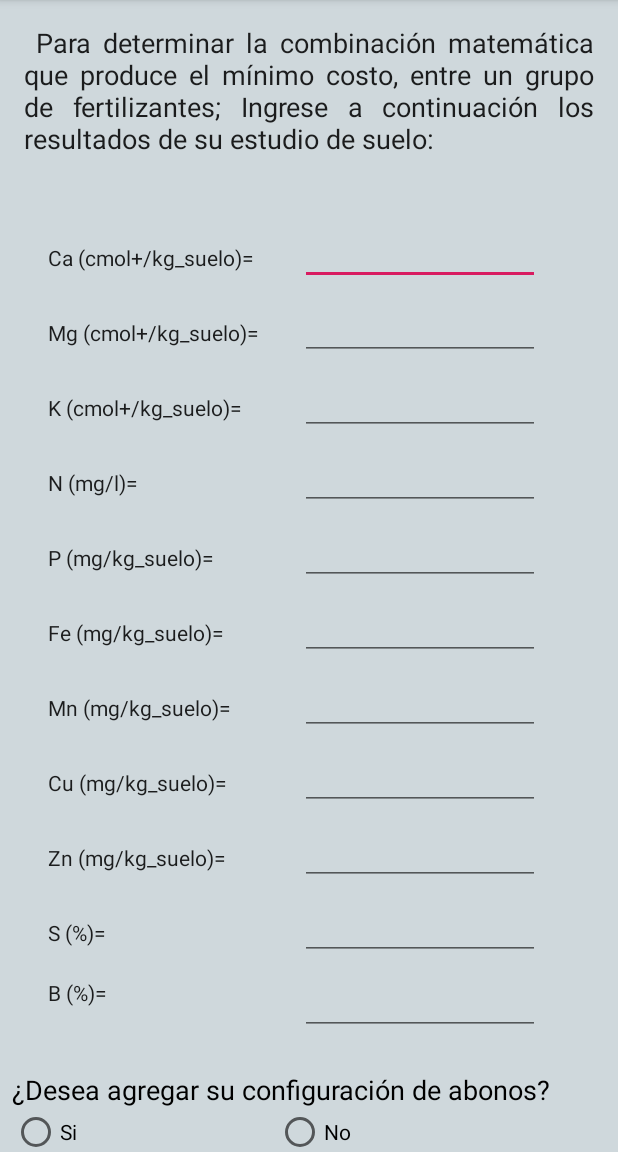
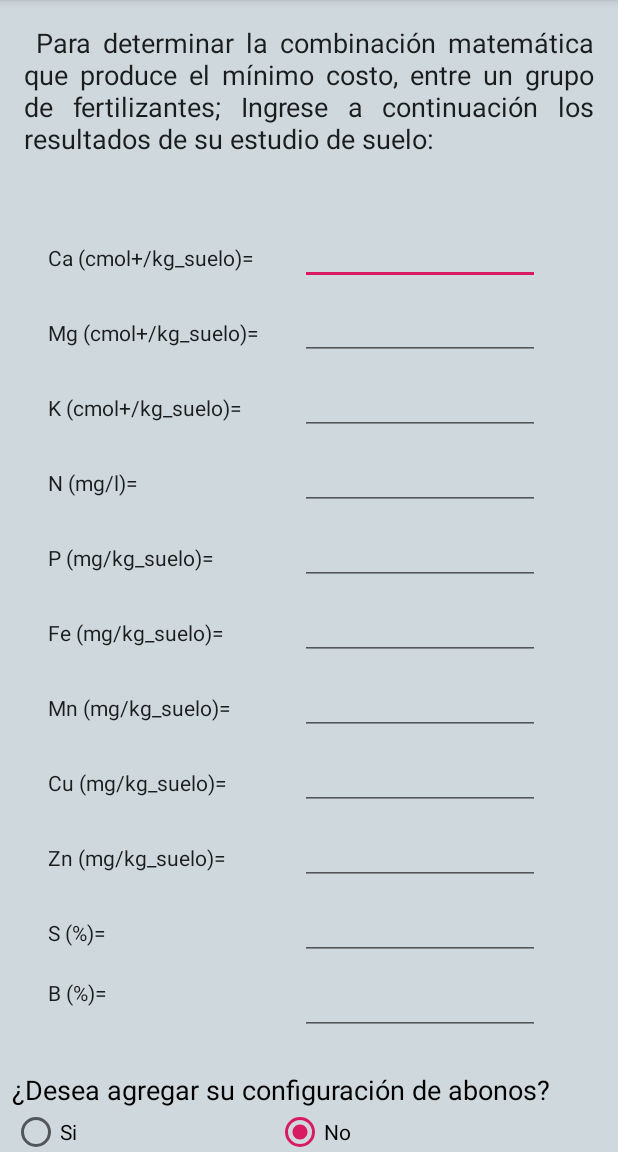
Before and after one commit to aparicioluise/ABONO-P, an Android app: the screen it shows after launch (MainActivity), on a phone screen of 412 x 824 dp, the part 84-1236 px from its top. Run offline under Robolectric (Android 15) with nearby library versions, the phone set to English and light mode, and no system bars; libraries missing offline, so code that uses them is left out: com.chaquo.python; 1 statement that could not run was skipped.

Commit message:
etapa 2 y 4, probando etapa 3

```diff
--- a/app/src/main/java/expanse/publico/abono/MainActivity.java
+++ b/app/src/main/java/expanse/publico/abono/MainActivity.java
@@ -26,6 +26,9 @@ public class MainActivity extends AppCompatActivity {
     Button Btn;
     TextView Tx1, text2;
     EditText caet, mget, ket, net, pet, feet, mnet, cuet, znet, set, bet;
+    EditText a1_nom, a1_cos, a1_ca, a1_mg, a1_k, a1_n,a1_p,a1_fe, a1_mn, a1_cu, a1_zn,a1_s, a1_b;
+    EditText a2_nom, a2_cos, a2_ca, a2_mg, a2_k, a2_n,a2_p,a2_fe, a2_mn, a2_cu, a2_zn,a2_s, a2_b;
+    EditText a3_nom, a3_cos, a3_ca, a3_mg, a3_k, a3_n,a3_p,a3_fe, a3_mn, a3_cu, a3_zn,a3_s, a3_b;
     String datos;
     String[] resultado;
     ArrayAdapter aa;
@@ -58,6 +61,48 @@ public class MainActivity extends AppCompatActivity {
         set=(EditText)findViewById(R.id.set);
         bet=(EditText)findViewById(R.id.bet);
 
+        a1_nom=(EditText)findViewById(R.id.a1_nom);
+        a1_cos=(EditText)findViewById(R.id.a1_cos);
+        a1_ca=(EditText)findViewById(R.id.a1_ca);
+        a1_mg=(EditText)findViewById(R.id.a1_mg);
+        a1_k=(EditText)findViewById(R.id.a1_k);
+        a1_n=(EditText)findViewById(R.id.a1_n);
+        a1_p=(EditText)findViewById(R.id.a1_p);
+        a1_fe=(EditText)findViewById(R.id.a1_fe);
+        a1_mn=(EditText)findViewById(R.id.a1_mn);
+        a1_cu=(EditText)findViewById(R.id.a1_cu);
+        a1_zn=(EditText)findViewById(R.id.a1_zn);
+        a1_s=(EditText)findViewById(R.id.a1_s);
+        a1_b=(EditText)findViewById(R.id.a1_b);
+
+        a2_nom=(EditText)findViewById(R.id.a2_nom);
+        a2_cos=(EditText)findViewById(R.id.a2_cos);
+        a2_ca=(EditText)findViewById(R.id.a2_ca);
+        a2_mg=(EditText)findViewById(R.id.a2_mg);
+        a2_k=(EditText)findViewById(R.id.a2_k);
+        a2_n=(EditText)findViewById(R.id.a2_n);
+        a2_p=(EditText)findViewById(R.id.a2_p);
+        a2_fe=(EditText)findViewById(R.id.a2_fe);
+        a2_mn=(EditText)findViewById(R.id.a2_mn);
+        a2_cu=(EditText)findViewById(R.id.a2_cu);
+        a2_zn=(EditText)findViewById(R.id.a2_zn);
+        a2_s=(EditText)findViewById(R.id.a2_s);
+        a2_b=(EditText)findViewById(R.id.a2_b);
+
+        a3_nom=(EditText)findViewById(R.id.a3_nom);
+        a3_cos=(EditText)findViewById(R.id.a3_cos);
+        a3_ca=(EditText)findViewById(R.id.a3_ca);
+        a3_mg=(EditText)findViewById(R.id.a3_mg);
+        a3_k=(EditText)findViewById(R.id.a3_k);
+        a3_n=(EditText)findViewById(R.id.a3_n);
+        a3_p=(EditText)findViewById(R.id.a3_p);
+        a3_fe=(EditText)findViewById(R.id.a3_fe);
+        a3_mn=(EditText)findViewById(R.id.a3_mn);
+        a3_cu=(EditText)findViewById(R.id.a3_cu);
+        a3_zn=(EditText)findViewById(R.id.a3_zn);
+        a3_s=(EditText)findViewById(R.id.a3_s);
+        a3_b=(EditText)findViewById(R.id.a3_b);
+
         Bar=(ProgressBar)findViewById(R.id.Bar);
         handeler=new Handler();
 
@@ -70,7 +115,8 @@ public class MainActivity extends AppCompatActivity {
             Python.start(new AndroidPlatform(this));
 
         tl_b.setVisibility(View.GONE);
-        rg_a.clearCheck();
+        //rg_a.clearCheck();
+
 
         rg_a.setOnCheckedChangeListener(new RadioGroup.OnCheckedChangeListener() {
             @Override
@@ -181,32 +227,34 @@ public class MainActivity extends AppCompatActivity {
             final String sda=String.valueOf(set.getText());
             final String bda=String.valueOf(bet.getText());
 
+
+            final String a1_nom_v=String.valueOf(a1_nom);
+            final String a1_cos_v=String.valueOf(a1_cos);
+            final String a1_ca_v=String.valueOf(a1_ca);
+            final String a1_mg_v=String.valueOf(a1_mg);
+            final String a1_k_v=String.valueOf(a1_k);
+            final String a1_n_v=String.valueOf(a1_n);
+            final String a1_p_v=String.valueOf(a1_p);
+            final String a1_fe_v=String.valueOf(a1_fe);
+            final String a1_mn_v=String.valueOf(a1_mn);
+            final String a1_cu_v=String.valueOf(a1_cu);
+            final String a1_zn_v=String.valueOf(a1_zn);
+            final String a1_s_v=String.valueOf(a1_s);
+            final String a1_b_v=String.valueOf(a1_b);
+
             // integracion python
 
             Python py= Python.getInstance();
+
             final PyObject pyobj = py.getModule("pyapp");
 
-            // Envio de data
+            if(rb_a_1.isSelected()){
+                // SI
+            }
+            else if (rb_a_2.isSelected()){
+                // NO
+            }
 
-
-
-            //                PyObject nv00 = pyobj.callAttr("nv00");
-            //                PyObject nv01 = pyobj.callAttr("nv01");
-            //                PyObject nv02 = pyobj.callAttr("nv02");
-            //                PyObject nv03 = pyobj.callAttr("nv03");
-            //                PyObject nv04 = pyobj.callAttr("nv04");
-            //                PyObject nv05 = pyobj.callAttr("nv05");
-            //                PyObject nv06 = pyobj.callAttr("nv06");
-            //                PyObject nv07 = pyobj.callAttr("nv07");
-            //                PyObject nv08 = pyobj.callAttr("nv08");
-            //                PyObject nv09 = pyobj.callAttr("nv09");
-            //                PyObject nv10 = pyobj.callAttr("nv10");
-            //                PyObject nv11 = pyobj.callAttr("nv11");
-
-
-            //nv00.toString()+"\n"+nv01.toString()+"\n"+nv02.toString()+"\n"+nv03.toString()
-            //                    +"\n"+nv04.toString()+"\n"+nv05.toString()+"\n"+nv06.toString()+"\n"+nv07.toString()
-            //                    +"\n"+nv08.toString()+"\n"+nv09.toString()+"\n"+nv10.toString()+"\n"+nv11.toString()
 
             runOnUiThread(new Runnable() {
 
@@ -214,7 +262,7 @@ public class MainActivity extends AppCompatActivity {
                 public void run() {
 
 
-                    final PyObject intdata = pyobj.callAttr("intdata", cada, mgda, kda, nda, pda, feda, mnda, cuda, znda, sda, bda);
+                    final PyObject intdata = pyobj.callAttr("intdata", cada, mgda, kda, nda, pda, feda, mnda, cuda, znda, sda, bda, a1_nom_v);
                     // Stuff that updates the UI
                     datos = intdata.toString();
                     String datos1=datos.replace("[", "").replace("]", "");
--- a/app/src/main/res/layout/activity_main.xml
+++ b/app/src/main/res/layout/activity_main.xml
@@ -10,6 +10,7 @@ tools:context="expanse.publico.abono.MainActivity">
 <android.support.constraint.ConstraintLayout
     android:layout_width="match_parent"
     android:layout_height="match_parent"
+    android:scrollbarAlwaysDrawHorizontalTrack="true"
     android:background="@color/backgraund1">
 
     <TextView
@@ -20,6 +21,7 @@ tools:context="expanse.publico.abono.MainActivity">
         android:layout_marginTop="16dp"
         android:justificationMode="inter_word"
         android:text=" "
+        android:gravity="center_horizontal"
         android:textAppearance="@style/TextAppearance.AppCompat.Body2"
         android:textSize="18sp"
         app:layout_constraintBottom_toBottomOf="parent"
@@ -418,6 +420,7 @@ tools:context="expanse.publico.abono.MainActivity">
                     android:layout_width="wrap_content"
                     android:layout_height="wrap_content"
                     android:layout_weight="1"
+                    android:checked="true"
                     android:text="No" />
 
             </RadioGroup>
@@ -426,7 +429,7 @@ tools:context="expanse.publico.abono.MainActivity">
     </TableLayout>
 
     <TableLayout
-        android:layout_width="match_parent"
+        android:layout_width="wrap_content"
         android:layout_height="wrap_content"
         android:id="@+id/tl_b"
         android:visibility="invisible"
@@ -439,8 +442,6 @@ tools:context="expanse.publico.abono.MainActivity">
         app:layout_constraintTop_toBottomOf="@+id/tl_a">
 
         <TableRow>
-            android:layout_width="match_parent"
-            android:layout_height="match_parent">
 
             <TextView
                 android:id="@+id/textView11"
@@ -455,9 +456,6 @@ tools:context="expanse.publico.abono.MainActivity">
         </TableRow>
 
         <TableRow>
-            android:layout_width="match_parent"
-            android:layout_height="match_parent"
-            >
 
             <TextView
                 android:id="@+id/textView12"
@@ -527,7 +525,7 @@ tools:context="expanse.publico.abono.MainActivity">
                 android:layout_marginHorizontal="3dp"
                 android:autofillHints=""
                 android:ems="6"
-                android:text="0"
+                android:text="A"
                 android:textSize="14sp"
                 app:layout_constraintStart_toStartOf="parent"
                 app:layout_constraintTop_toTopOf="parent" />
@@ -539,7 +537,7 @@ tools:context="expanse.publico.abono.MainActivity">
                 android:layout_marginHorizontal="3dp"
                 android:autofillHints=""
                 android:ems="6"
-                android:text="0"
+                android:text="B"
                 android:textSize="14sp"
                 app:layout_constraintStart_toStartOf="parent"
                 app:layout_constraintTop_toTopOf="parent" />
@@ -551,7 +549,7 @@ tools:context="expanse.publico.abono.MainActivity">
                 android:layout_marginHorizontal="3dp"
                 android:autofillHints=""
                 android:ems="6"
-                android:text="0"
+                android:text="C"
                 android:textSize="14sp"
                 app:layout_constraintStart_toStartOf="parent"
                 app:layout_constraintTop_toTopOf="parent" />
```
Also changed, not shown: 1 other file.
